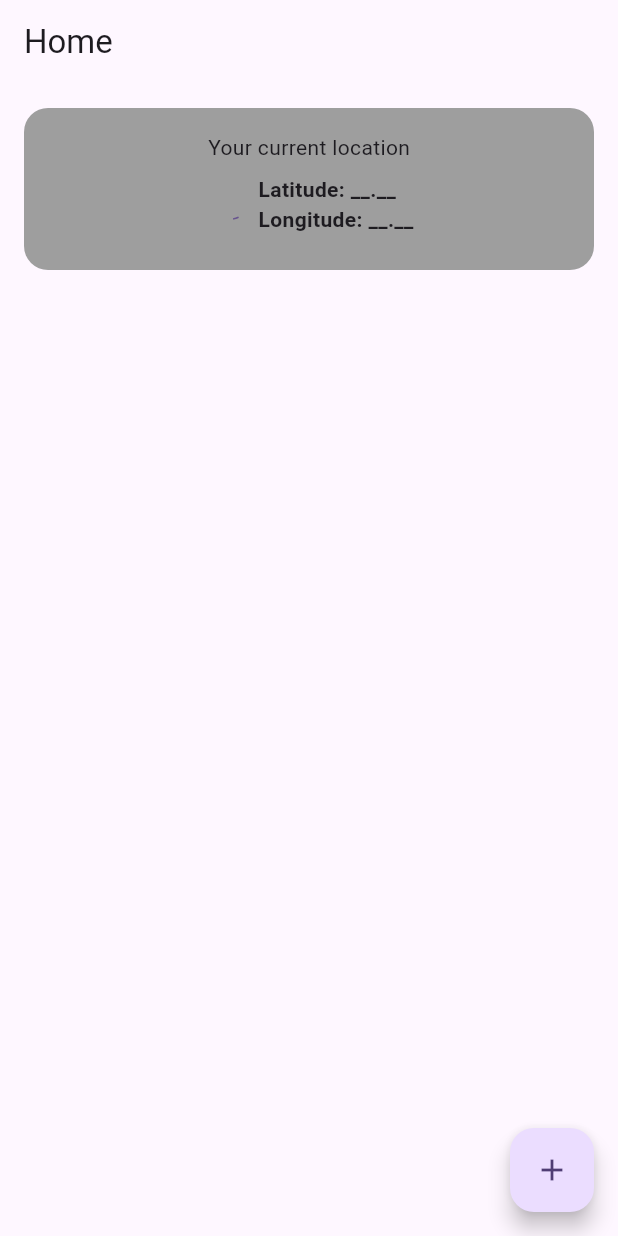
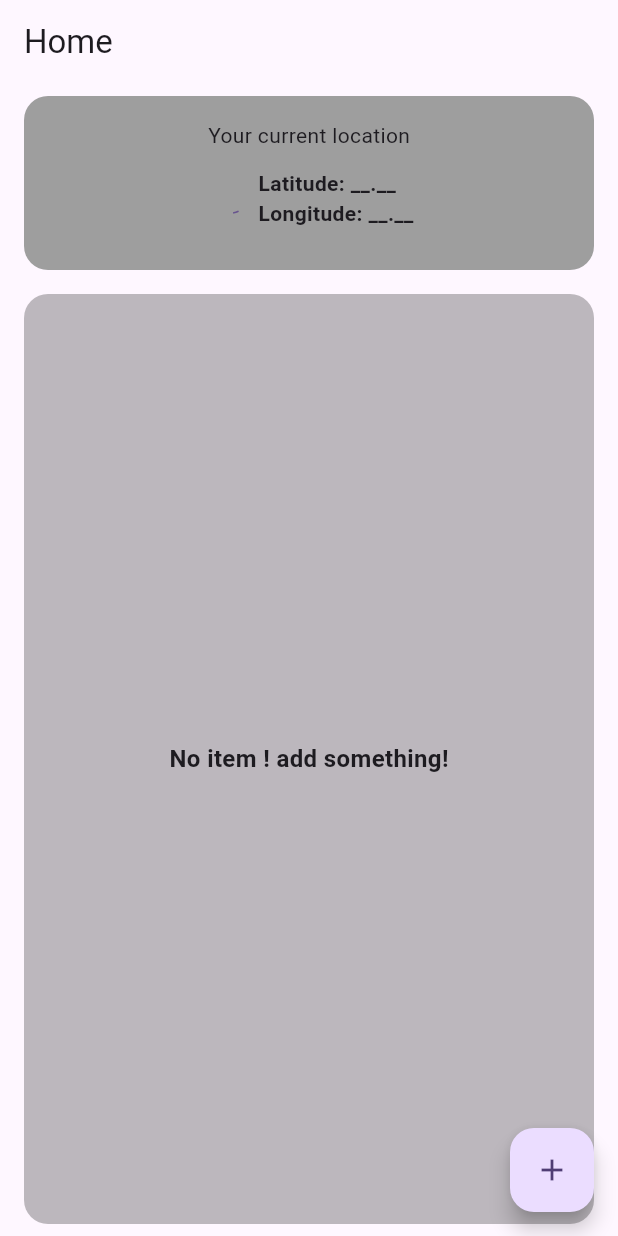
Before and after one commit to ali-you/task-ayot, a Flutter app: the screen it shows after launch, on a phone screen of 412 x 824 dp. Run offline on Flutter 3.47's test engine with Material 3 defaults, Android fonts, the phone set to English and light mode, and no system bars; our stand-ins replace bloc, flutter_bloc, geolocator, hive, hive_flutter; accounts and stored records are empty.

Commit message:
coordinate_db.dart completed with tests, main_screen.dart completed

```diff
--- a/lib/logic/main_screen_cubit.dart
+++ b/lib/logic/main_screen_cubit.dart
@@ -4,6 +4,8 @@ import 'package:bloc/bloc.dart';
 import 'package:flutter/material.dart';
 import 'package:task_ayot/data/enums/permission_status.dart';
 import 'package:task_ayot/data/models/coordinate_model.dart';
+import 'package:task_ayot/services/database/coordinate_db.dart';
+import 'package:task_ayot/services/database/database_service.dart';
 
 import '../services/location_service.dart';
 
@@ -11,11 +13,17 @@ part 'main_screen_state.dart';
 
 class MainScreenCubit extends Cubit<MainScreenState> {
   MainScreenCubit() : super(MainScreenInitial()) {
-    requestPermission();
+    _init();
   }
 
-  late final LocationService _locationService =  LocationService();
-  StreamSubscription<CoordinateModel>? _subscription;
+  Future<void> _init() async {
+    await requestPermission();
+    getCoordinateList();
+  }
+
+  final LocationService _locationService = LocationService();
+  final CoordinateDB _coordinateDB = CoordinateDB();
+  late final List<CoordinateModel> _coordinateList;
 
   Future<void> requestPermission() async {
     PermissionStatus status = await _locationService.permission();
@@ -28,6 +36,17 @@ class MainScreenCubit extends Cubit<MainScreenState> {
   Stream<CoordinateModel?> get periodicStream =>
       _locationService.periodicStream;
 
+  void getCoordinateList() {
+    _coordinateList = _coordinateDB.getCoordinateList();
+    emit(CoordinateListState(_coordinateList));
+  }
+
+  Future<void> addCoordinate(CoordinateModel coordinate) async {
+    await _coordinateDB.addCoordinate(coordinate);
+    _coordinateList.add(coordinate);
+    emit(CoordinateListState(_coordinateList));
+  }
+
   @override
   Future<void> close() async {
     super.close();
--- a/lib/logic/main_screen_state.dart
+++ b/lib/logic/main_screen_state.dart
@@ -10,3 +10,9 @@ final class PermissionState extends MainScreenState {
 
   PermissionState(this.status);
 }
+
+final class CoordinateListState extends MainScreenState {
+  final List<CoordinateModel> coordinateList;
+
+  CoordinateListState(this.coordinateList);
+}
--- /dev/null
+++ b/lib/services/database/coordinate_db.dart
@@ -0,0 +1,19 @@
+import 'package:hive_flutter/hive_flutter.dart';
+import 'package:task_ayot/data/models/coordinate_model.dart';
+
+class CoordinateDB {
+  final Box _db;
+
+  /// db field in constructor as for testing, dont use this through the app
+  CoordinateDB({Box<CoordinateModel>? db})
+      : _db = db ?? Hive.box<CoordinateModel>("CoordinateDB");
+
+  Future<void> addCoordinate(CoordinateModel coordinate) async {
+    await _db.add(coordinate);
+  }
+
+  List<CoordinateModel> getCoordinateList() {
+    List<CoordinateModel> res = _db.values.toList() as List<CoordinateModel>;
+    return res;
+  }
+}
--- a/lib/services/database_service.dart
+++ b/lib/services/database/database_service.dart
@@ -1,7 +1,7 @@
 import 'package:hive_flutter/hive_flutter.dart';
 import 'package:task_ayot/data/models/coordinate_model.dart';
 
-class DbInitializer {
+class DatabaseService {
   Future<void> initHiveFlutter() async {
     await Hive.initFlutter();
   }
@@ -18,5 +18,4 @@ class DbInitializer {
   Future<void> _coordinate() async {
     await Hive.openBox<CoordinateModel>('CoordinateDB');
   }
-
 }
--- a/lib/services/location_service.dart
+++ b/lib/services/location_service.dart
@@ -26,7 +26,9 @@ class LocationService {
           (position) => CoordinateModel(
               latitude: position.latitude, longitude: position.longitude));
 
-  _initTimer() {
+  _initTimer() async {
+    var loc = await currentLocation();
+    _controller.add(loc);
     _timer = Timer.periodic(
       const Duration(seconds: 5),
       (timer) async {
--- a/lib/ui/screens/main_screen.dart
+++ b/lib/ui/screens/main_screen.dart
@@ -75,9 +75,9 @@ class _MainScreenState extends State<MainScreen> {
       ),
       floatingActionButton: FloatingActionButton(
         onPressed: () async {
-
-
-
+          if (currentCoordinate != null) {
+            context.read<MainScreenCubit>().addCoordinate(currentCoordinate!);
+          }
         },
         child: const Icon(Icons.add),
       ),
@@ -85,7 +85,7 @@ class _MainScreenState extends State<MainScreen> {
         children: [
           Container(
             padding: const EdgeInsets.all(16),
-            margin: const EdgeInsets.all(16),
+            margin: const EdgeInsets.symmetric(horizontal: 16, vertical: 8),
             decoration: BoxDecoration(
                 color: Colors.grey, borderRadius: BorderRadius.circular(16)),
             child: Center(
@@ -100,13 +100,40 @@ class _MainScreenState extends State<MainScreen> {
               ),
             ),
           ),
-          // Container(
-          //   padding: const EdgeInsets.all(16),
-          //   margin: const EdgeInsets.all(16),
-          //   decoration: BoxDecoration(
-          //       color: Colors.grey, borderRadius: BorderRadius.circular(16)),
-          //   child: ListView.builder(itemBuilder: itemBuilder),
-          // )
+          Expanded(
+            child: Container(
+              margin: const EdgeInsets.symmetric(horizontal: 16, vertical: 8),
+              decoration: BoxDecoration(
+                  color: Colors.black26,
+                  borderRadius: BorderRadius.circular(16)),
+              child: BlocBuilder<MainScreenCubit, MainScreenState>(
+                buildWhen: (previous, current) =>
+                    current is CoordinateListState,
+                builder: (context, state) {
+                  if (state is CoordinateListState) {
+                    if (state.coordinateList.isEmpty) {
+                      return const Center(
+                          child: Text("No item ! add something!",
+                              style: TextStyle(
+                                  fontWeight: FontWeight.bold, fontSize: 16)));
+                    }
+                    return ListView.separated(
+                      itemCount: state.coordinateList.length,
+                      itemBuilder: (context, index) {
+                        CoordinateModel temp = state.coordinateList[index];
+                        return CoordinateWidget(coordinateModel: temp);
+                      },
+                      separatorBuilder: (BuildContext context, int index) {
+                        return const Divider(
+                            height: 0, indent: 16, endIndent: 16);
+                      },
+                    );
+                  }
+                  return const SizedBox.shrink();
+                },
+              ),
+            ),
+          )
         ],
       ),
     );
--- a/lib/ui/widgets/coordinate_widget.dart
+++ b/lib/ui/widgets/coordinate_widget.dart
@@ -3,14 +3,16 @@ import 'package:task_ayot/data/models/coordinate_model.dart';
 
 class CoordinateWidget extends StatelessWidget {
   const CoordinateWidget(
-      {super.key, this.coordinateModel, this.refreshMode = true});
+      {super.key, this.coordinateModel, this.refreshMode = false});
 
   final CoordinateModel? coordinateModel;
   final bool refreshMode;
 
   @override
   Widget build(BuildContext context) {
-    return Row(
+    return Padding(
+      padding: const EdgeInsets.all(4),
+      child: Row(
         mainAxisAlignment: MainAxisAlignment.center,
         children: [
           if (refreshMode)
@@ -26,6 +28,7 @@ class CoordinateWidget extends StatelessWidget {
             style: const TextStyle(fontWeight: FontWeight.bold),
           )
         ],
+      ),
     );
   }
 }
--- a/pubspec.yaml
+++ b/pubspec.yaml
@@ -54,6 +54,7 @@ dev_dependencies:
   build_runner: ^2.1.2
   hive_generator: ^2.0.1
   mockito: ^5.4.4
+  hive_test: ^1.0.1
 
 # For information on the generic Dart part of this file, see the
 # following page: https://dart.dev/tools/pub/pubspec
```
Also changed, not shown: lib/main.dart (+6 -1 lines), pubspec.lock, 2 other files. Lines whose indentation alone changed are shown as unchanged.
